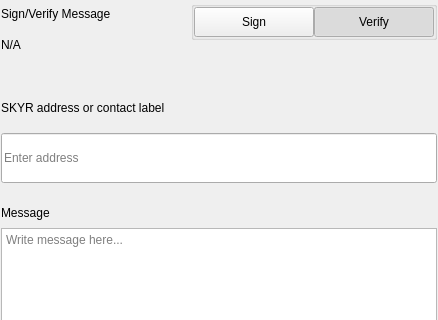
This is src/qt/pivx/settings/forms/settingssignmessagewidgets.ui in SkynetResearchProject/Skyrcoin as Qt 5 draws it before an edit; both pictures show x 0 to 438 and y 0 to 320 of the 438 by 579 pixel window. The edited form follows.
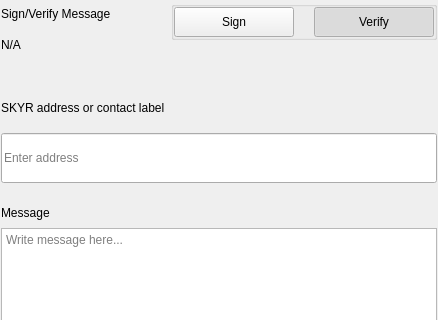
This is the edited form.

Diff of the .ui file:
```diff
--- a/src/qt/pivx/settings/forms/settingssignmessagewidgets.ui
+++ b/src/qt/pivx/settings/forms/settingssignmessagewidgets.ui
@@ -146,6 +146,12 @@
                  </property>
                  <item>
                   <widget class="QPushButton" name="pushSign">
+                   <property name="sizePolicy">
+                    <sizepolicy hsizetype="Preferred" vsizetype="Fixed">
+                     <horstretch>0</horstretch>
+                     <verstretch>0</verstretch>
+                    </sizepolicy>
+                   </property>
                    <property name="minimumSize">
                     <size>
                      <width>120</width>
@@ -154,7 +160,7 @@
                    </property>
                    <property name="maximumSize">
                     <size>
-                     <width>120</width>
+                     <width>180</width>
                      <height>30</height>
                     </size>
                    </property>
@@ -172,6 +178,22 @@
                    </property>
                   </widget>
                  </item>
+                 <item>
+                  <spacer name="horizontalSpacer">
+                   <property name="orientation">
+                    <enum>Qt::Horizontal</enum>
+                   </property>
+                   <property name="sizeType">
+                    <enum>QSizePolicy::Fixed</enum>
+                   </property>
+                   <property name="sizeHint" stdset="0">
+                    <size>
+                     <width>20</width>
+                     <height>20</height>
+                    </size>
+                   </property>
+                  </spacer>
+                 </item>
                  <item>
                   <widget class="QPushButton" name="pushVerify">
                    <property name="minimumSize">
```
Left out of the diff: 8 changed lines with no effect on the pictures.
